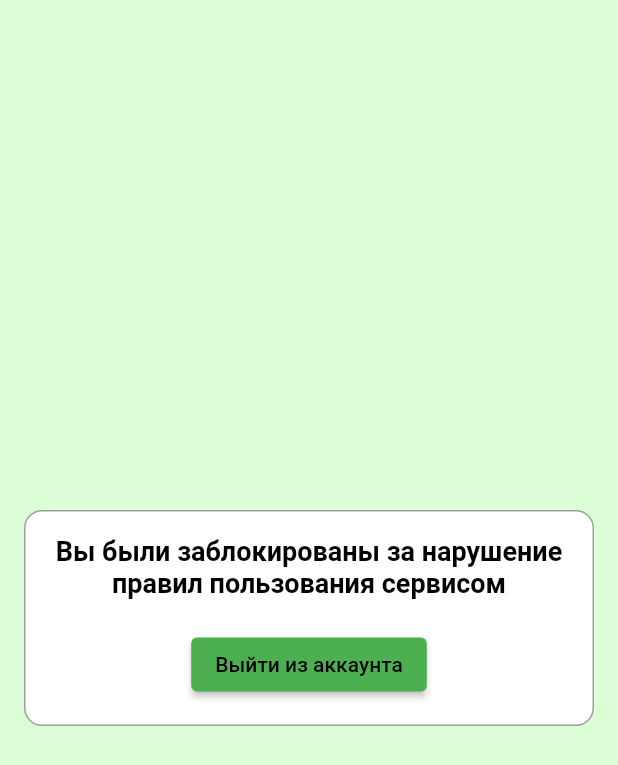
After one commit to DmitryBorodin2003/green_hub_client, a Flutter app: the BannedPage screen opened directly, on a phone screen of 412 x 824 dp. The commit adds this screen. Shown: the top 765 px of the screen. Run offline on Flutter 3.47's test engine with Material 2 defaults, Android fonts, the phone set to English and light mode, and no system bars; our stand-ins replace flutter_secure_storage, image_picker, jwt_decoder; missing offline and left inert: appmetrica_plugin, dart:ffi; accounts and stored records are empty; network calls fail.

Commit message:
Added blocked user role and blocking page.
The functionality of a banned user has been implemented.

```diff
--- /dev/null
+++ b/lib/pages/banned.dart
@@ -0,0 +1,58 @@
+import 'package:flutter/material.dart';
+
+import 'custom_page_route.dart';
+import 'login.dart';
+
+class BannedPage extends StatelessWidget {
+  @override
+  Widget build(BuildContext context) {
+    return Scaffold(
+      backgroundColor: Color(0xFFDCFED7),
+      body: Center(
+        child: Padding(
+          padding: const EdgeInsets.all(16.0),
+          child: Column(
+            mainAxisAlignment: MainAxisAlignment.center,
+            children: [
+              Container(
+                decoration: BoxDecoration(
+                  color: Colors.white,
+                  border: Border.all(color: Colors.grey, width: 1.0),
+                  borderRadius: BorderRadius.circular(12.0),
+                ),
+                padding: EdgeInsets.all(16.0),
+                child: Column(
+                  children: [
+                    Text(
+                      'Вы были заблокированы за нарушение правил пользования сервисом',
+                      textAlign: TextAlign.center,
+                      style: TextStyle(
+                        color: Colors.black,
+                        fontSize: 18.0,
+                        fontWeight: FontWeight.bold,
+                      ),
+                    ),
+                    SizedBox(height: 20.0),
+                    ElevatedButton(
+                      onPressed: () {
+                        Navigator.pushReplacement(
+                          context,
+                          CustomPageRoute(page: Login()),
+                        );
+                      },
+                      child: Text('Выйти из аккаунта'),
+                      style: ElevatedButton.styleFrom(
+                        primary: Colors.green, // Цвет кнопки
+                        onPrimary: Colors.black, // Цвет текста кнопки
+                      ),
+                    ),
+                  ],
+                ),
+              ),
+            ],
+          ),
+        ),
+      ),
+    );
+  }
+}
--- a/lib/pages/login.dart
+++ b/lib/pages/login.dart
@@ -2,8 +2,8 @@ import 'dart:convert';
 
 import 'package:appmetrica_plugin/appmetrica_plugin.dart';
 import 'package:flutter/material.dart';
+import 'package:green_hub_client/pages/banned.dart';
 import 'package:jwt_decoder/jwt_decoder.dart';
-import '../post.dart';
 import '../token_storage.dart';
 import '../user_credentials.dart';
 import 'custom_page_route.dart';
@@ -52,7 +52,6 @@ class _LoginState extends State<Login> {
           if (roles.isNotEmpty) {
             String role = roles.first;
             await TokenStorage.saveRole(role);
-            print(role);
             var posts = await PublicationUtils.fetchPublications(
                 'http://46.19.66.10:8080/publications', context);
             var personalposts = await PublicationUtils.fetchPublications(
@@ -68,7 +67,14 @@ class _LoginState extends State<Login> {
         } else {
           print('Не удалось распарсить токен или поле "roles" отсутствует');
         }
-      } else {
+      } else if (response.statusCode == 406) {
+        Navigator.pushReplacement(
+          context,
+          CustomPageRoute(
+              page: BannedPage()),
+        );
+      }
+      else {
         showDialog(
           context: context,
           builder: (BuildContext context) {
```
